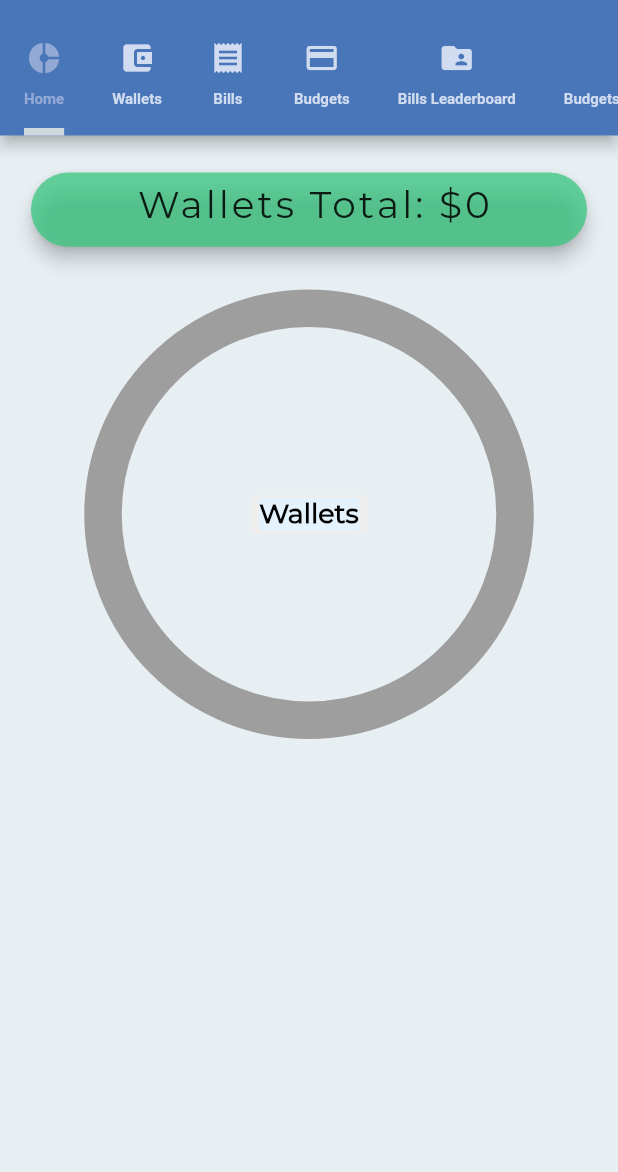
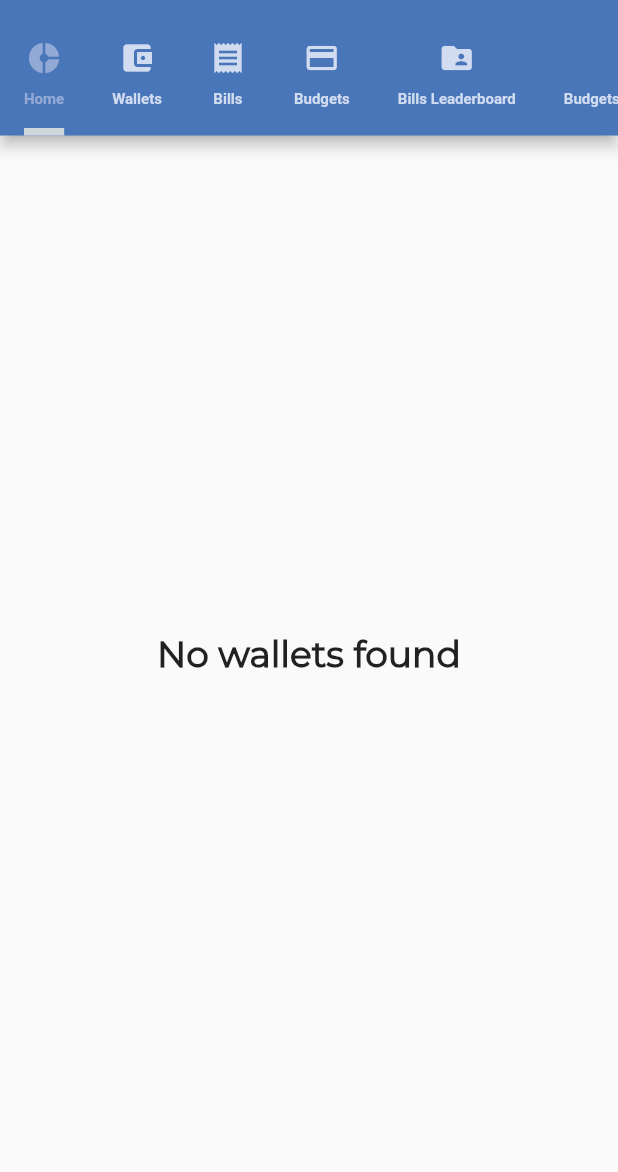
Before and after one commit to shafoo98/HishabRakho, a Flutter app: the screen it shows once a user with an empty profile is signed in, on a phone screen of 412 x 824 dp, the part 64-1236 px from its top. Run offline on Flutter 3.47's test engine with Material 2 defaults, Android fonts, the phone set to English and light mode, and no system bars; drawn by our look-alikes of pie_chart; our stand-ins replace cloud_firestore, firebase_auth, firebase_core, flutter_slidable, lottie, percent_indicator; accounts and stored records are empty; project files that could hold a hidden picture were left out.

```diff
--- a/lib/pie_charts/wallets_pie_chart.dart
+++ b/lib/pie_charts/wallets_pie_chart.dart
@@ -28,7 +28,20 @@ class _WalletsPieChartState extends State<WalletsPieChart> {
     Map<String, double> dataMap = Map.fromIterable(allWallets,
         key: (wallet) => wallet.walletName.toString(),
         value: (wallet) => wallet.walletValue.toDouble());
-    return Container(
+    return dataMap.isEmpty
+        ? Container(
+            child: Center(
+              child: Text(
+                'No wallets found',
+                style: TextStyle(
+                  fontSize: 24.0,
+                  fontFamily: 'Montserrat',
+                  fontWeight: FontWeight.bold,
+                ),
+              ),
+            ),
+          )
+        : Container(
             color: Color.fromRGBO(204, 222, 232, 0.4),
             child: Column(
               mainAxisAlignment: MainAxisAlignment.start,
```
Also changed, not shown: lib/pie_charts/bills_pie_chart.dart (+14 -1 lines), lib/pie_charts/budgets_pie_chart.dart (+14 -1 lines). Lines whose indentation alone changed are shown as unchanged.
